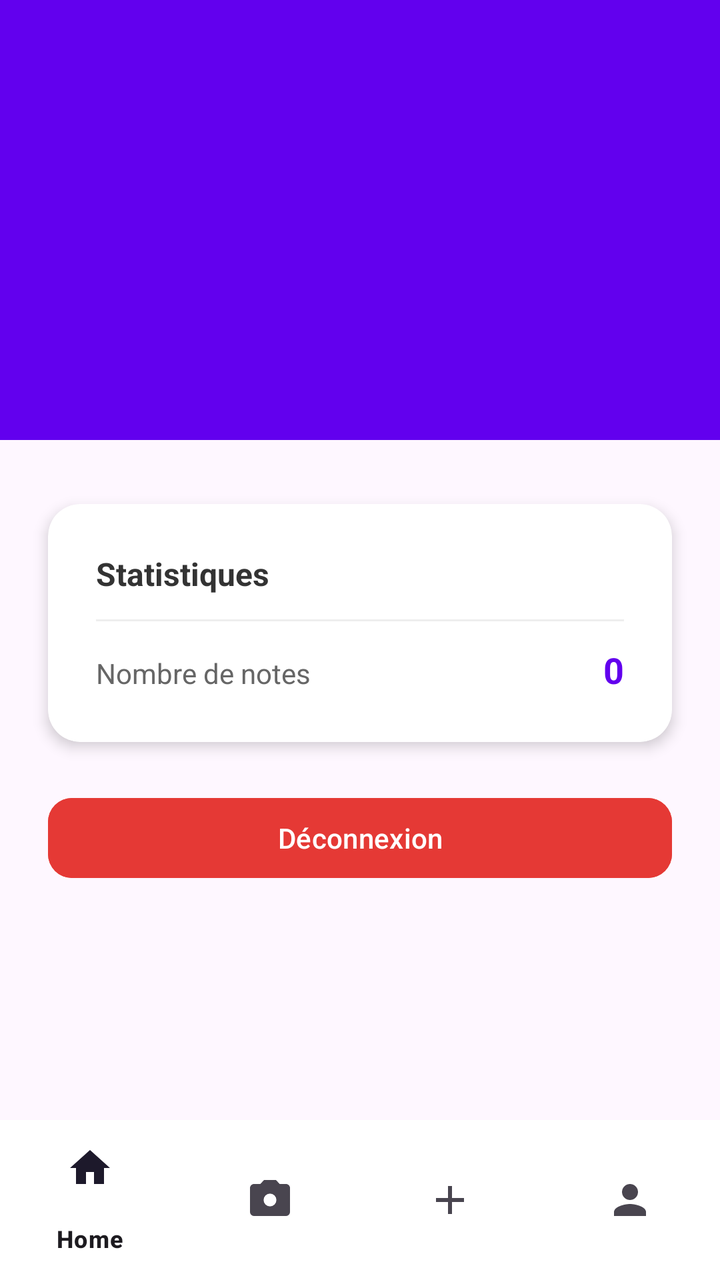
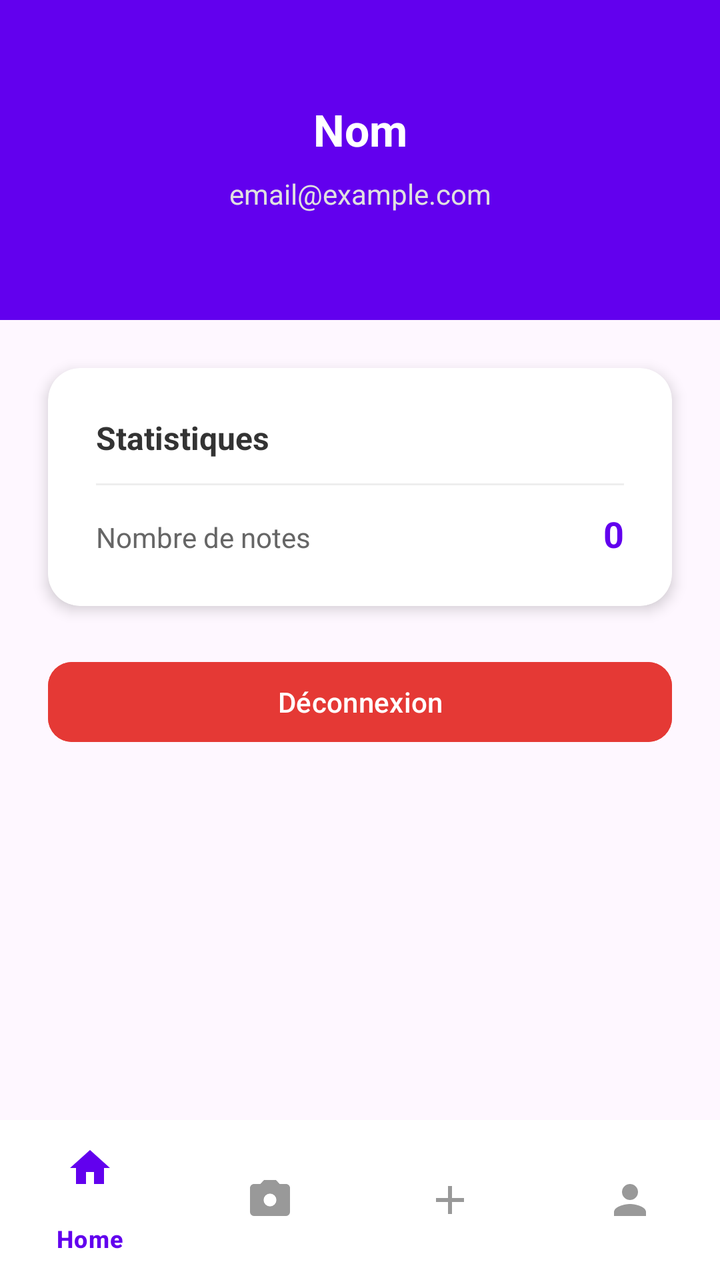

Screens rendered from an Android XML layout before and after an edit, with the pre-edit source and the edit as a unified diff.
<!-- AndroidManifest.xml: application theme Theme.SmartNoteV2 -->
<!-- res/layout/activity_profile.xml -->
<?xml version="1.0" encoding="utf-8"?>
<androidx.constraintlayout.widget.ConstraintLayout xmlns:android="http://schemas.android.com/apk/res/android"
    xmlns:app="http://schemas.android.com/apk/res-auto"
    xmlns:tools="http://schemas.android.com/tools"
    android:id="@+id/main"
    android:layout_width="match_parent"
    android:layout_height="match_parent"
    tools:context=".ProfileActivity">

    
    <View
        android:id="@+id/headerBg"
        android:layout_width="0dp"
        android:layout_height="220dp"
        android:background="#6200EE"
        app:layout_constraintTop_toTopOf="parent"
        app:layout_constraintStart_toStartOf="parent"
        app:layout_constraintEnd_toEndOf="parent"/>



    
    <TextView
        android:id="@+id/tvName"
        android:layout_width="wrap_content"
        android:layout_height="wrap_content"
        android:text="Nom"
        android:textColor="@color/white"
        android:textSize="20sp"
        android:textStyle="bold"
        app:layout_constraintTop_toBottomOf="@id/main"
        app:layout_constraintStart_toStartOf="parent"
        app:layout_constraintEnd_toEndOf="parent"
        android:layout_marginTop="8dp"/>

    
    <TextView
        android:id="@+id/tvEmail"
        android:layout_width="wrap_content"
        android:layout_height="wrap_content"
        android:text="email@example.com"
        android:textColor="#E0E0E0"
        android:textSize="14sp"
        app:layout_constraintTop_toBottomOf="@id/tvName"
        app:layout_constraintStart_toStartOf="parent"
        app:layout_constraintEnd_toEndOf="parent"
        android:layout_marginTop="4dp"/>

    
    <androidx.cardview.widget.CardView
        android:id="@+id/cardStats"
        android:layout_width="0dp"
        android:layout_height="wrap_content"
        android:layout_marginHorizontal="24dp"
        android:layout_marginTop="32dp"
        app:cardCornerRadius="16dp"
        app:cardElevation="4dp"
        app:layout_constraintTop_toBottomOf="@id/headerBg"
        app:layout_constraintStart_toStartOf="parent"
        app:layout_constraintEnd_toEndOf="parent">

        <LinearLayout
            android:layout_width="match_parent"
            android:layout_height="wrap_content"
            android:orientation="vertical"
            android:padding="24dp">

            <TextView
                android:text="Statistiques"
                android:textSize="16sp"
                android:textStyle="bold"
                android:textColor="#333333"
                android:layout_width="wrap_content"
                android:layout_height="wrap_content"/>

            <View
                android:layout_width="match_parent"
                android:layout_height="1dp"
                android:background="#EEEEEE"
                android:layout_marginVertical="12dp"/>

            <LinearLayout
                android:layout_width="match_parent"
                android:layout_height="wrap_content"
                android:orientation="horizontal">

                <TextView
                    android:text="Nombre de notes"
                    android:textSize="14sp"
                    android:textColor="#666666"
                    android:layout_width="0dp"
                    android:layout_height="wrap_content"
                    android:layout_weight="1"/>

                <TextView
                    android:id="@+id/tvNoteCount"
                    android:text="0"
                    android:textSize="18sp"
                    android:textStyle="bold"
                    android:textColor="#6200EE"
                    android:layout_width="wrap_content"
                    android:layout_height="wrap_content"/>

            </LinearLayout>

        </LinearLayout>
    </androidx.cardview.widget.CardView>

    
    <com.google.android.material.button.MaterialButton
        android:id="@+id/btnLogout"
        android:layout_width="0dp"
        android:layout_height="wrap_content"
        android:layout_marginHorizontal="24dp"
        android:layout_marginTop="24dp"
        android:text="Déconnexion"
        android:textColor="@color/white"
        android:backgroundTint="#E53935"
        app:cornerRadius="12dp"
        app:layout_constraintTop_toBottomOf="@id/cardStats"
        app:layout_constraintStart_toStartOf="parent"
        app:layout_constraintEnd_toEndOf="parent"/>

    
    <com.google.android.material.bottomnavigation.BottomNavigationView
        android:id="@+id/bottomNavigationView"
        android:layout_width="0dp"
        android:layout_height="wrap_content"
        android:background="@color/white"
        app:menu="@menu/bottom_nav_menu"
        app:layout_constraintBottom_toBottomOf="parent"
        app:layout_constraintStart_toStartOf="parent"
        app:layout_constraintEnd_toEndOf="parent"/>

</androidx.constraintlayout.widget.ConstraintLayout>
<!-- resources referenced by this layout -->
<resources>
  <color name="white">#FFFFFFFF</color>
  <style name="Theme.SmartNoteV2" parent="Base.Theme.SmartNoteV2" />
  <style name="Base.Theme.SmartNoteV2" parent="Theme.Material3.DayNight.NoActionBar">
          
          
      </style>
</resources>

<!-- the commit's change to res/layout/activity_profile.xml (unified diff, before → after) -->
@@ -11,13 +11,11 @@
     <View
         android:id="@+id/headerBg"
         android:layout_width="0dp"
-        android:layout_height="220dp"
+        android:layout_height="160dp"
         android:background="#6200EE"
         app:layout_constraintTop_toTopOf="parent"
         app:layout_constraintStart_toStartOf="parent"
         app:layout_constraintEnd_toEndOf="parent"/>
-
-
 
     
     <TextView
@@ -26,12 +24,12 @@
         android:layout_height="wrap_content"
         android:text="Nom"
         android:textColor="@color/white"
-        android:textSize="20sp"
+        android:textSize="22sp"
         android:textStyle="bold"
-        app:layout_constraintTop_toBottomOf="@id/main"
+        android:layout_marginTop="50dp"
+        app:layout_constraintTop_toTopOf="@id/headerBg"
         app:layout_constraintStart_toStartOf="parent"
-        app:layout_constraintEnd_toEndOf="parent"
-        android:layout_marginTop="8dp"/>
+        app:layout_constraintEnd_toEndOf="parent"/>
 
     
     <TextView
@@ -41,10 +39,10 @@
         android:text="email@example.com"
         android:textColor="#E0E0E0"
         android:textSize="14sp"
+        android:layout_marginTop="8dp"
         app:layout_constraintTop_toBottomOf="@id/tvName"
         app:layout_constraintStart_toStartOf="parent"
-        app:layout_constraintEnd_toEndOf="parent"
-        android:layout_marginTop="4dp"/>
+        app:layout_constraintEnd_toEndOf="parent"/>
 
     
     <androidx.cardview.widget.CardView
@@ -52,7 +50,7 @@
         android:layout_width="0dp"
         android:layout_height="wrap_content"
         android:layout_marginHorizontal="24dp"
-        android:layout_marginTop="32dp"
+        android:layout_marginTop="24dp"
         app:cardCornerRadius="16dp"
         app:cardElevation="4dp"
         app:layout_constraintTop_toBottomOf="@id/headerBg"
@@ -66,18 +64,19 @@
             android:padding="24dp">
 
             <TextView
+                android:layout_width="wrap_content"
+                android:layout_height="wrap_content"
                 android:text="Statistiques"
                 android:textSize="16sp"
                 android:textStyle="bold"
-                android:textColor="#333333"
-                android:layout_width="wrap_content"
-                android:layout_height="wrap_content"/>
+                android:textColor="#333333"/>
 
             <View
                 android:layout_width="match_parent"
                 android:layout_height="1dp"
                 android:background="#EEEEEE"
-                android:layout_marginVertical="12dp"/>
+                android:layout_marginTop="12dp"
+                android:layout_marginBottom="12dp"/>
 
             <LinearLayout
                 android:layout_width="match_parent"
@@ -85,21 +84,21 @@
                 android:orientation="horizontal">
 
                 <TextView
+                    android:layout_width="0dp"
+                    android:layout_height="wrap_content"
+                    android:layout_weight="1"
                     android:text="Nombre de notes"
                     android:textSize="14sp"
-                    android:textColor="#666666"
-                    android:layout_width="0dp"
-                    android:layout_height="wrap_content"
-                    android:layout_weight="1"/>
+                    android:textColor="#666666"/>
 
                 <TextView
                     android:id="@+id/tvNoteCount"
+                    android:layout_width="wrap_content"
+                    android:layout_height="wrap_content"
                     android:text="0"
                     android:textSize="18sp"
                     android:textStyle="bold"
-                    android:textColor="#6200EE"
-                    android:layout_width="wrap_content"
-                    android:layout_height="wrap_content"/>
+                    android:textColor="#6200EE"/>
 
             </LinearLayout>
 
@@ -128,6 +127,9 @@
         android:layout_height="wrap_content"
         android:background="@color/white"
         app:menu="@menu/bottom_nav_menu"
+        app:itemActiveIndicatorStyle="@style/NoIndicator"
+        app:itemIconTint="@color/bottom_nav_color"
+        app:itemTextColor="@color/bottom_nav_color"
         app:layout_constraintBottom_toBottomOf="parent"
         app:layout_constraintStart_toStartOf="parent"
         app:layout_constraintEnd_toEndOf="parent"/>
<!-- resource entries referenced after the edit -->
@@ -1,6 +1,10 @@
 <!-- resources referenced by this layout -->
 <resources>
   <color name="white">#FFFFFFFF</color>
+  <style name="NoIndicator" parent="Widget.Material3.BottomNavigationView.ActiveIndicator">
+          <item name="android:color">@android:color/transparent</item>
+          <item name="shapeAppearance">@style/ShapeAppearance.Material3.Corner.Full</item>
+      </style>
   <style name="Theme.SmartNoteV2" parent="Base.Theme.SmartNoteV2" />
   <style name="Base.Theme.SmartNoteV2" parent="Theme.Material3.DayNight.NoActionBar">
           
